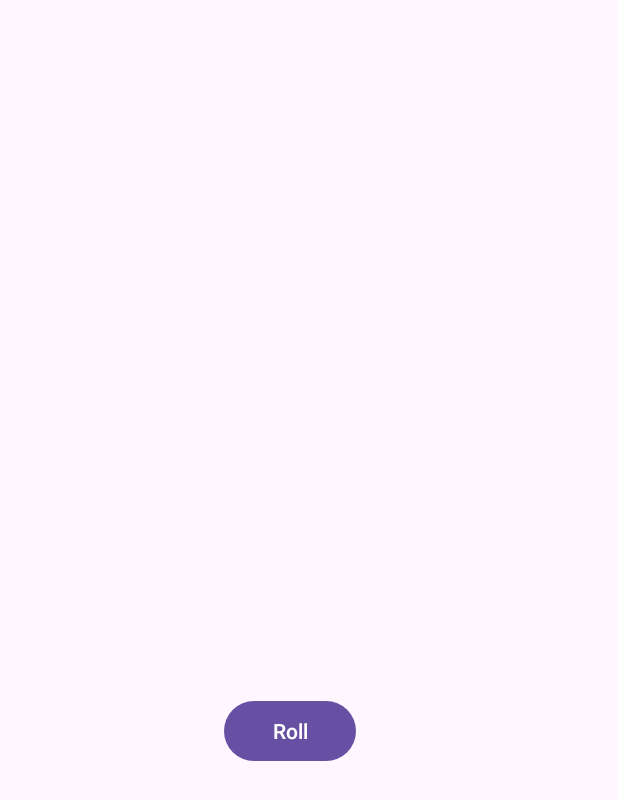
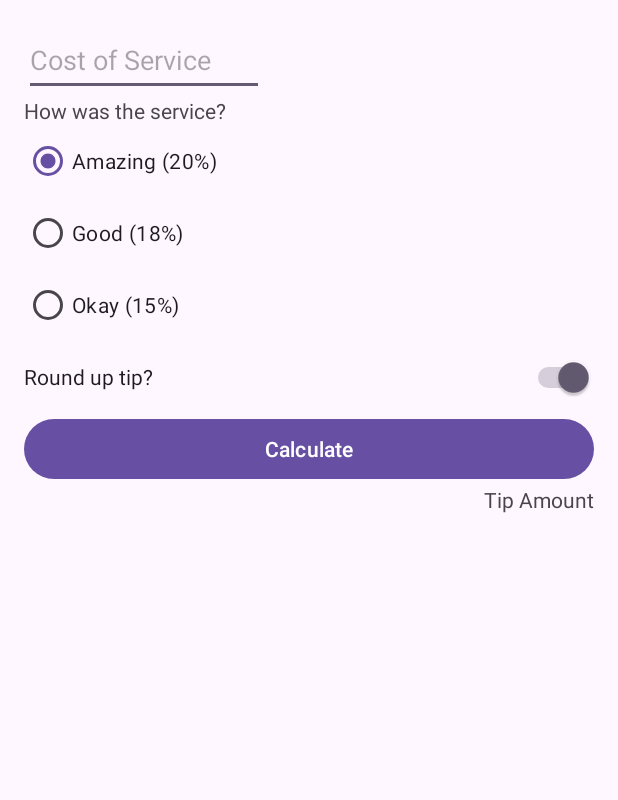
Before and after one commit to OhDani/Assignment_android, an Android app: the screen it shows after launch (MainActivity), on a phone screen of 412 x 824 dp. Shown: the top 800 px of the screen. Run offline under Robolectric (Android 15) with nearby library versions, the phone set to English and light mode, and no system bars.

```diff
--- a/app/src/main/res/layout/activity_main.xml
+++ b/app/src/main/res/layout/activity_main.xml
@@ -2,35 +2,80 @@
 <androidx.constraintlayout.widget.ConstraintLayout xmlns:android="http://schemas.android.com/apk/res/android"
     xmlns:app="http://schemas.android.com/apk/res-auto"
     xmlns:tools="http://schemas.android.com/tools"
-    style="@android:style/Widget.Material.Light.NumberPicker"
     android:layout_width="match_parent"
     android:layout_height="match_parent"
+    android:padding="16dp"
     tools:context=".MainActivity">
 
-    <Button
-        android:id="@+id/button"
+    <EditText
+        android:id="@+id/cost_of_service"
+        android:layout_width="160dp"
+        android:layout_height="48dp"
+        android:hint="Cost of Service"
+        android:inputType="numberDecimal"
+        app:layout_constraintStart_toStartOf="parent"
+        app:layout_constraintTop_toTopOf="parent" />
+
+    <TextView
+        android:id="@+id/service_question"
         android:layout_width="wrap_content"
         android:layout_height="wrap_content"
-        android:layout_marginTop="44dp"
-        android:text="@string/roll"
+        android:text="How was the service?"
+        app:layout_constraintStart_toStartOf="parent"
+        app:layout_constraintTop_toBottomOf="@id/cost_of_service" />
+
+    <RadioGroup
+        android:id="@+id/tip_options"
+        android:layout_width="wrap_content"
+        android:layout_height="wrap_content"
+        android:checkedButton="@id/option_twenty_percent"
+        android:orientation="vertical"
+        app:layout_constraintStart_toStartOf="parent"
+        app:layout_constraintTop_toBottomOf="@id/service_question">
+
+        <RadioButton
+            android:id="@+id/option_twenty_percent"
+            android:layout_width="wrap_content"
+            android:layout_height="wrap_content"
+            android:text="Amazing (20%)" />
+
+        <RadioButton
+            android:id="@+id/option_eighteen_percent"
+            android:layout_width="wrap_content"
+            android:layout_height="wrap_content"
+            android:text="Good (18%)" />
+
+        <RadioButton
+            android:id="@+id/option_fifteen_percent"
+            android:layout_width="wrap_content"
+            android:layout_height="wrap_content"
+            android:text="Okay (15%)" />
+    </RadioGroup>
+
+    <Switch
+        android:id="@+id/round_up_switch"
+        android:layout_width="0dp"
+        android:layout_height="48dp"
+        android:checked="true"
+        android:text="Round up tip?"
         app:layout_constraintEnd_toEndOf="parent"
-        app:layout_constraintHorizontal_bias="0.461"
+        app:layout_constraintStart_toStartOf="@id/tip_options"
+        app:layout_constraintTop_toBottomOf="@id/tip_options" />
+
+    <Button
+        android:id="@+id/calculate_button"
+        android:layout_width="0dp"
+        android:layout_height="wrap_content"
+        android:text="Calculate"
+        app:layout_constraintEnd_toEndOf="parent"
         app:layout_constraintStart_toStartOf="parent"
-        app:layout_constraintTop_toBottomOf="@+id/imageView" />
+        app:layout_constraintTop_toBottomOf="@id/round_up_switch" />
 
-    <ImageView
-        android:id="@+id/imageView"
-        style="30ps"
-        android:layout_width="160dp"
-        android:layout_height="200dp"
-        android:contentDescription="@string/todo"
-        app:layout_constraintBottom_toBottomOf="parent"
+    <TextView
+        android:id="@+id/tip_result"
+        android:layout_width="wrap_content"
+        android:layout_height="wrap_content"
+        android:text="Tip Amount"
         app:layout_constraintEnd_toEndOf="parent"
-        app:layout_constraintHorizontal_bias="0.438"
-        app:layout_constraintStart_toStartOf="parent"
-        app:layout_constraintTop_toTopOf="parent"
-        app:layout_constraintVertical_bias="0.352"
-        tools:ignore="MissingConstraints"
-        tools:srcCompat="@drawable/dice_1" />
-
+        app:layout_constraintTop_toBottomOf="@id/calculate_button" />
 </androidx.constraintlayout.widget.ConstraintLayout>
```
Also changed, not shown: app/src/main/java/com/example/myapplication/MainActivity.kt (+0 -40 lines), app/src/main/res/values/strings.xml (+9 -4 lines).
